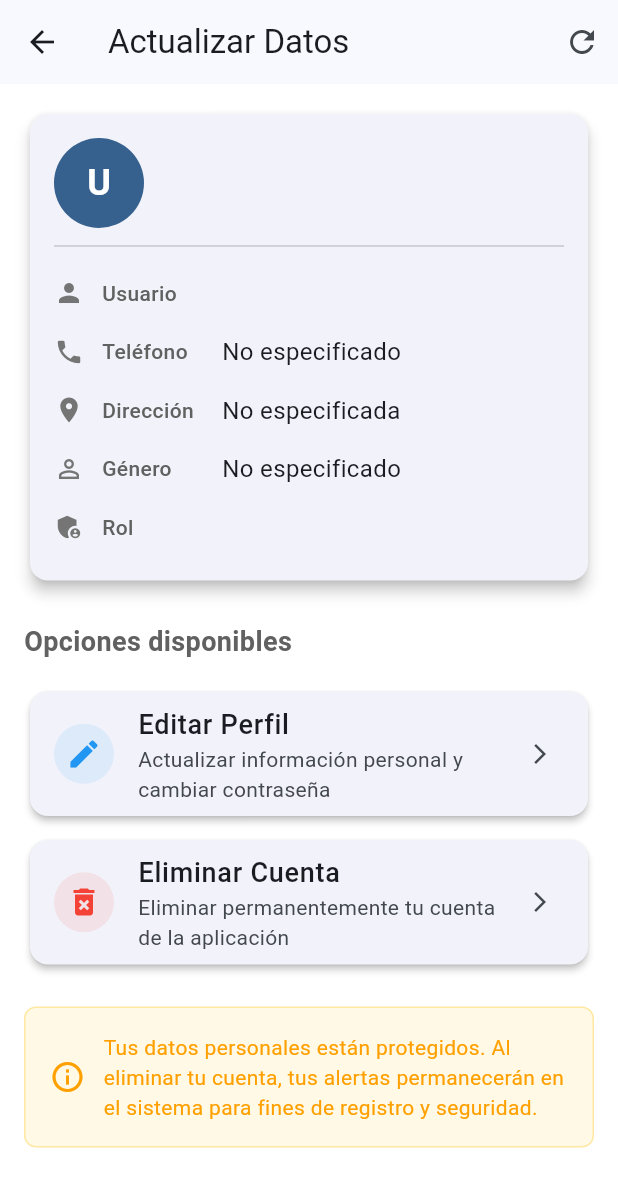
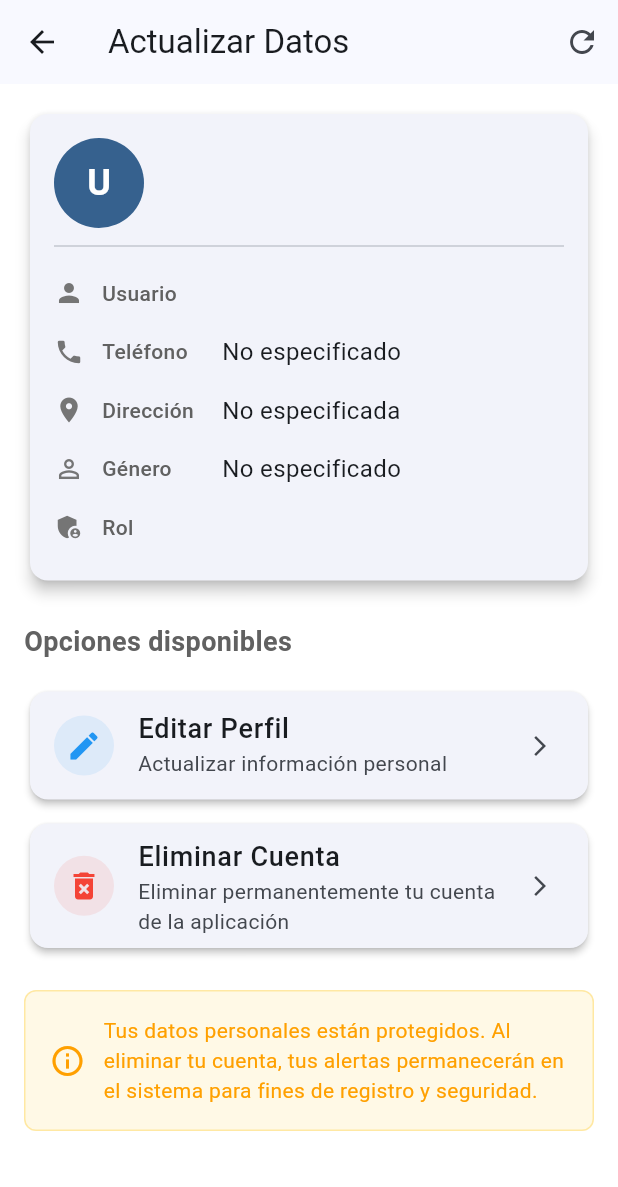
Before and after one commit to ArmandoT2/geo_app, a Flutter app: the ActualizarDatosScreen screen opened by its route, on a phone screen of 412 x 824 dp. Shown: the top 1187 px of the screen. Run offline on Flutter 3.47's test engine with Material 3 defaults, Android fonts, the light colour scheme and no system bars; our stand-ins replace file_picker, flutter_map, geocoding, geolocator, latlong2, shared_preferences and 1 more; accounts and stored records are empty.

Commit message:
Implementación de cambio de contraseña para usuarios ciudadanos con validación de seguridad

```diff
--- a/lib/config/routes.dart
+++ b/lib/config/routes.dart
@@ -6,6 +6,7 @@ import '../screens/actualizar_datos_screen.dart';
 import '../screens/alert_screen.dart';
 import '../screens/alerta_police_screen.dart';
 import '../screens/change_password_screen.dart';
+import '../screens/configuraciones_ciudadano_screen.dart';
 import '../screens/contactos_screen.dart';
 import '../screens/crear_usuario_screen.dart';
 import '../screens/editar_usuario_screen.dart';
@@ -24,6 +25,7 @@ final Map<String, WidgetBuilder> appRoutes = {
   '/gestion-usuarios': (context) => GestionUsuariosScreen(),
   '/gestion-alertas': (context) => GestionAlertasScreen(),
   '/actualizar-datos': (context) => ActualizarDatosScreen(),
+  '/configuraciones-ciudadano': (context) => ConfiguracionesCiudadanoScreen(),
   '/crear-usuario': (_) => CrearUsuarioScreen(),
   '/editar-usuario': (_) => EditarUsuarioScreen(),
   '/crear-alerta': (context) {
--- a/lib/screens/actualizar_datos_screen.dart
+++ b/lib/screens/actualizar_datos_screen.dart
@@ -2,6 +2,7 @@ import 'package:flutter/material.dart';
 import 'package:shared_preferences/shared_preferences.dart';
 
 import '../models/user_model.dart';
+import 'change_password_screen.dart';
 import 'editar_perfil_screen.dart';
 import 'eliminar_cuenta_screen.dart';
 
@@ -85,6 +86,13 @@ class _ActualizarDatosScreenState extends State<ActualizarDatosScreen> {
         ),
       );
     }
+  }
+
+  void _navegarACambiarContrasena() {
+    Navigator.push(
+      context,
+      MaterialPageRoute(builder: (context) => ChangePasswordScreen()),
+    );
   }
 
   @override
@@ -244,9 +252,7 @@ class _ActualizarDatosScreenState extends State<ActualizarDatosScreen> {
                             fontWeight: FontWeight.w500,
                           ),
                         ),
-                        subtitle: Text(
-                          'Actualizar información personal y cambiar contraseña',
-                        ),
+                        subtitle: Text('Actualizar información personal'),
                         trailing: Icon(Icons.arrow_forward_ios, size: 16),
                         onTap: _navegarAEditarPerfil,
                       ),
@@ -254,13 +260,41 @@ class _ActualizarDatosScreenState extends State<ActualizarDatosScreen> {
 
                     SizedBox(height: 8),
 
-                    // Botón Eliminar Cuenta
+                    // Botón Cambiar Contraseña - Solo para ciudadanos
+                    if (_usuario!.rol == 'ciudadano')
+                      Card(
+                        elevation: 2,
+                        child: ListTile(
+                          leading: CircleAvatar(
+                            backgroundColor: Colors.green.withOpacity(0.1),
+                            child: Icon(Icons.lock, color: Colors.green),
+                          ),
+                          title: Text(
+                            'Cambiar Contraseña',
+                            style: TextStyle(
+                              fontSize: 18,
+                              fontWeight: FontWeight.w500,
+                            ),
+                          ),
+                          subtitle: Text('Actualizar tu contraseña de acceso'),
+                          trailing: Icon(Icons.arrow_forward_ios, size: 16),
+                          onTap: _navegarACambiarContrasena,
+                        ),
+                      ),
+
+                    if (_usuario!.rol == 'ciudadano') SizedBox(height: 8),
+
+                    // Botón Eliminar Cuenta - Solo para administradores y policías
+                    if (_usuario!.rol != 'ciudadano')
                       Card(
                         elevation: 2,
                         child: ListTile(
                           leading: CircleAvatar(
                             backgroundColor: Colors.red.withOpacity(0.1),
-                          child: Icon(Icons.delete_forever, color: Colors.red),
+                            child: Icon(
+                              Icons.delete_forever,
+                              color: Colors.red,
+                            ),
                           ),
                           title: Text(
                             'Eliminar Cuenta',
@@ -279,25 +313,44 @@ class _ActualizarDatosScreenState extends State<ActualizarDatosScreen> {
 
                     SizedBox(height: 24),
 
-                    // Información de privacidad
+                    // Información de privacidad - Diferente según el rol
                     Container(
                       padding: EdgeInsets.all(16),
                       decoration: BoxDecoration(
-                        color: Colors.amber.withOpacity(0.1),
+                        color:
+                            _usuario!.rol == 'ciudadano'
+                                ? Colors.blue.withOpacity(0.1)
+                                : Colors.amber.withOpacity(0.1),
                         borderRadius: BorderRadius.circular(8),
                         border: Border.all(
-                          color: Colors.amber.withOpacity(0.3),
+                          color:
+                              _usuario!.rol == 'ciudadano'
+                                  ? Colors.blue.withOpacity(0.3)
+                                  : Colors.amber.withOpacity(0.3),
                         ),
                       ),
                       child: Row(
                         children: [
-                          Icon(Icons.info_outline, color: Colors.amber[700]),
+                          Icon(
+                            _usuario!.rol == 'ciudadano'
+                                ? Icons.info_outline
+                                : Icons.info_outline,
+                            color:
+                                _usuario!.rol == 'ciudadano'
+                                    ? Colors.blue[700]
+                                    : Colors.amber[700],
+                          ),
                           SizedBox(width: 12),
                           Expanded(
                             child: Text(
-                              'Tus datos personales están protegidos. Al eliminar tu cuenta, tus alertas permanecerán en el sistema para fines de registro y seguridad.',
+                              _usuario!.rol == 'ciudadano'
+                                  ? 'Para opciones adicionales de configuración y gestión de cuenta, ve a la sección "Configuración de Cuenta" en el menú principal.'
+                                  : 'Tus datos personales están protegidos. Al eliminar tu cuenta, tus alertas permanecerán en el sistema para fines de registro y seguridad.',
                               style: TextStyle(
-                                color: Colors.amber[700],
+                                color:
+                                    _usuario!.rol == 'ciudadano'
+                                        ? Colors.blue[700]
+                                        : Colors.amber[700],
                                 fontSize: 14,
                               ),
                             ),
--- a/lib/screens/home_screen.dart
+++ b/lib/screens/home_screen.dart
@@ -114,6 +114,11 @@ class _HomeScreenState extends State<HomeScreen> {
             Icons.person_outline,
             () => _navigateTo('/actualizar-datos'),
           ),
+          _buildMenuCard(
+            'Configuración de Cuenta',
+            Icons.settings,
+            () => _navigateTo('/configuraciones-ciudadano'),
+          ),
         ];
       default:
         return [const Center(child: Text("Rol no reconocido"))];
```
Also changed, not shown: lib/screens/change_password_screen.dart (+42 -3 lines), lib/screens/configuraciones_ciudadano_screen.dart (added, +369 -0 lines), lib/screens/eliminar_cuenta_screen.dart (+7 -5 lines), lib/services/user_service.dart (+20 -3 lines), pubspec.lock. Lines whose indentation alone changed are shown as unchanged.
